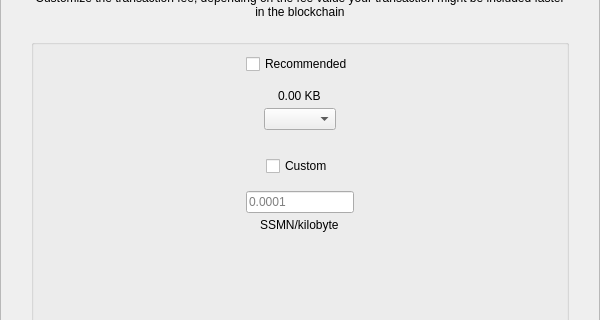
This is src/qt/spectresecurity/forms/sendcustomfeedialog.ui in SpectreSecurityCoin/SpectreSecurityMN as Qt 5 draws it before an edit; both pictures show x 0 to 600 and y 90 to 410 of the 600 by 550 pixel window. The edited form follows.
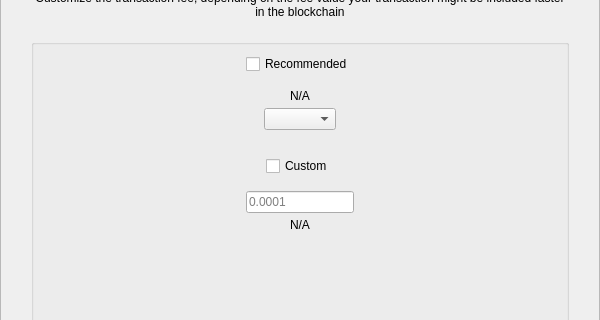
This is the edited form.

The edit to the form file:
```diff
--- a/src/qt/spectresecurity/forms/sendcustomfeedialog.ui
+++ b/src/qt/spectresecurity/forms/sendcustomfeedialog.ui
@@ -224,7 +224,7 @@
            <item alignment="Qt::AlignHCenter">
             <widget class="QLabel" name="labelFee">
              <property name="text">
-              <string>0.00 KB</string>
+              <string notr="true">N/A</string>
              </property>
             </widget>
            </item>
@@ -287,7 +287,7 @@
            <item alignment="Qt::AlignHCenter">
             <widget class="QLabel" name="labelCustomFee">
              <property name="text">
-              <string>SSMN/kilobyte</string>
+              <string notr="true">N/A</string>
              </property>
             </widget>
            </item>
```
Left out of the diff: 2 changed lines with no effect on the pictures.
